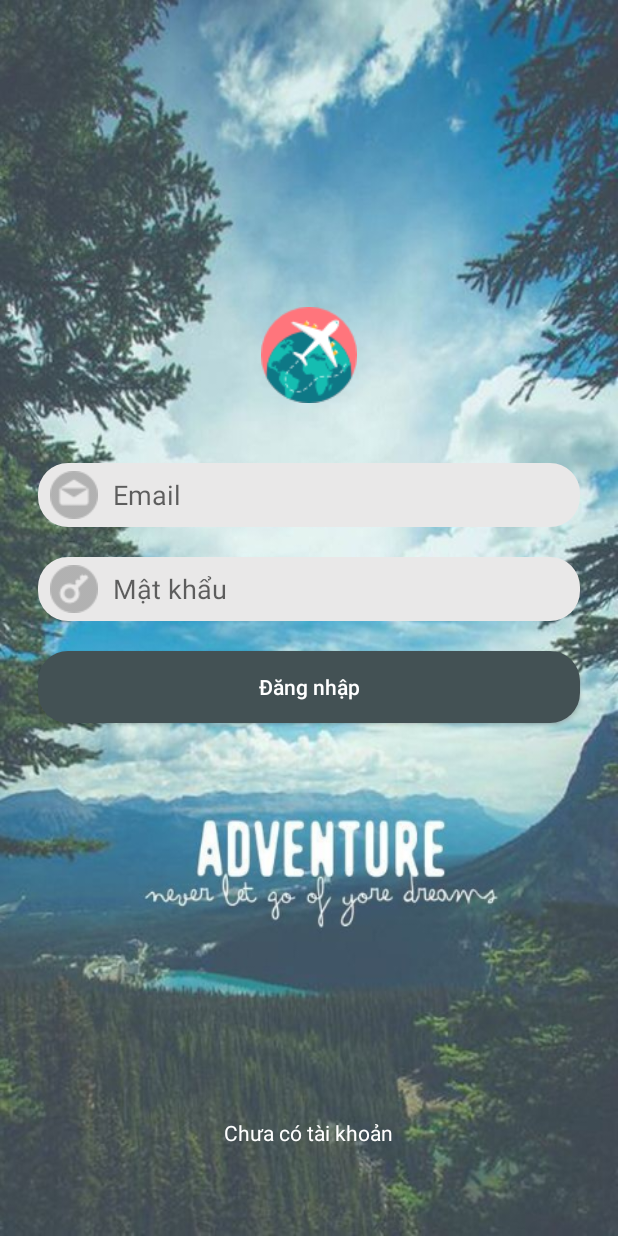
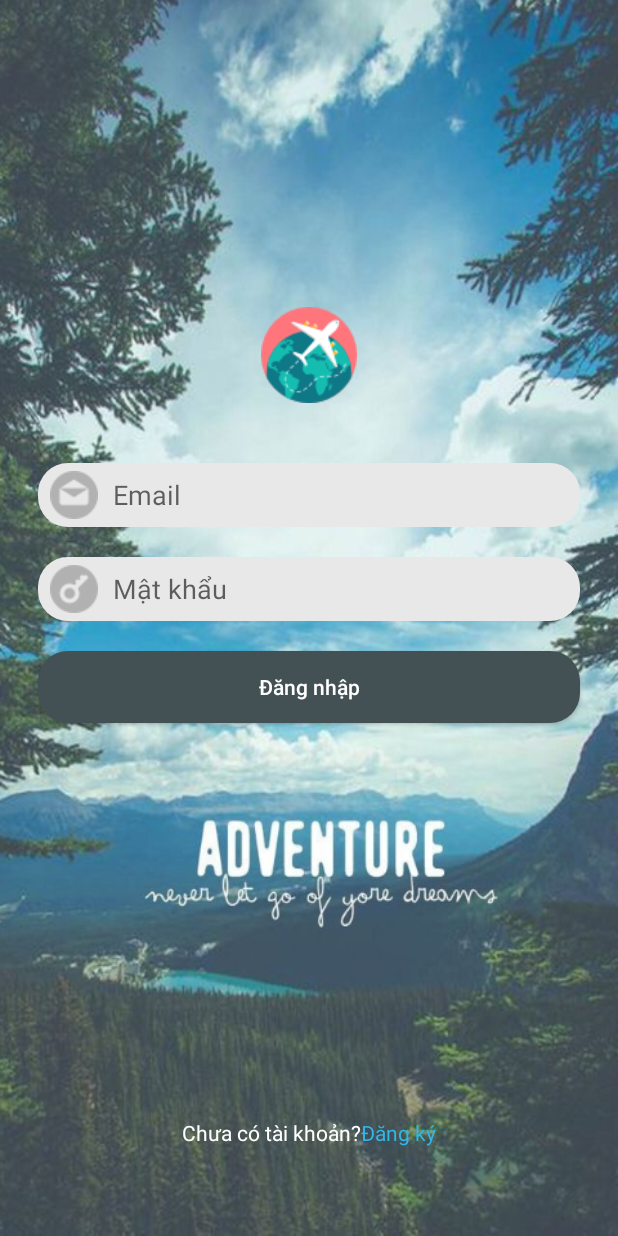
Before and after one commit to conghoangv624/Chuy-n-dd-nh-m-6, an Android app: the screen it shows after launch (LoginActivity), on a phone screen of 412 x 824 dp. Run offline under Robolectric (Android 15) with nearby library versions, the phone set to English and light mode, and no system bars; our stand-ins replace Firebase (no records; nobody signed in at launch, a user with empty details on screens opened directly).

Commit message:
up edit listtour

```diff
--- a/Code Project/DuLichDoDay/app/src/main/res/layout/login_layout.xml
+++ b/Code Project/DuLichDoDay/app/src/main/res/layout/login_layout.xml
@@ -53,13 +53,18 @@
         android:layout_height="0dp"
         android:layout_weight="1"
         android:gravity="center">
+        <TextView
+            android:layout_width="wrap_content"
+            android:layout_height="wrap_content"
+            android:text="Chưa có tài khoản?"
+            android:textColor="@android:color/white"/>
 
         <TextView
             android:id="@+id/tv_Register"
             android:layout_width="wrap_content"
             android:layout_height="wrap_content"
-            android:text="Chưa có tài khoản"
-            android:textColor="@android:color/white"/>
+            android:text="Đăng ký"
+            android:textColor="@android:color/holo_blue_light"/>
 
     </LinearLayout>
 </LinearLayout>
```
Also changed, not shown: Code Project/DuLichDoDay/app/src/main/java/com/example/group6/dulichdoday/TourListActivity.java (+1 -48 lines), Code Project/DuLichDoDay/app/src/main/res/layout/tour_list_layout.xml (+0 -12 lines), 1 other file.
